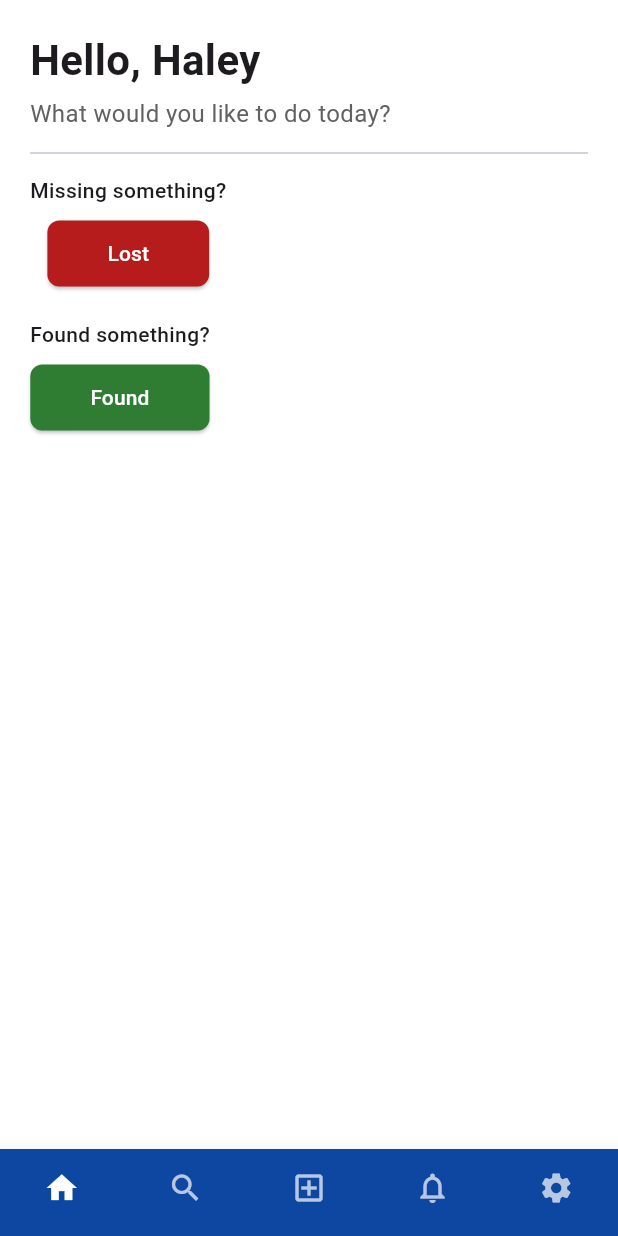
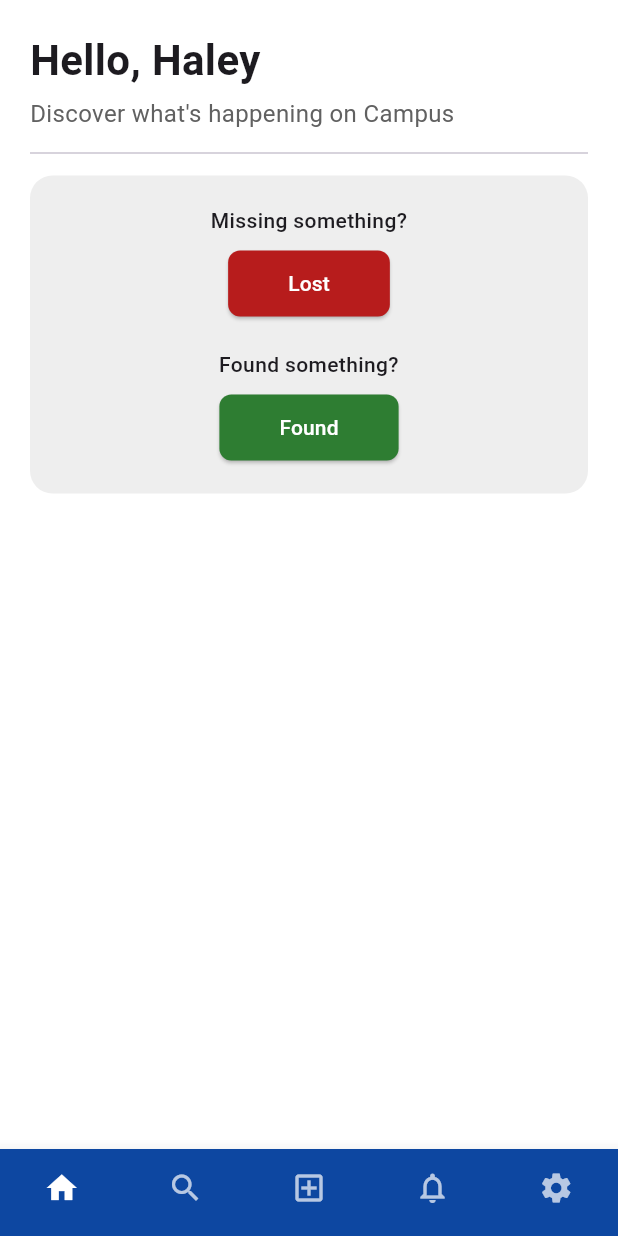
Before and after one commit to GaganSimran/LostNOMore, a Flutter app: the screen it shows after launch, on a phone screen of 412 x 824 dp. Run offline on Flutter 3.47's test engine with Material 3 defaults, Android fonts, the phone set to English and light mode, and no system bars.

```diff
--- a/nolostmorefrontend/lib/LoginScreens/home_screen.dart
+++ b/nolostmorefrontend/lib/LoginScreens/home_screen.dart
@@ -1,6 +1,6 @@
 import 'package:flutter/material.dart';
-import 'lost_screen.dart';   // Make sure this file has class LostScreen
-import 'found_screen.dart';  // Make sure this file has class FoundScreen
+import 'lost_screen.dart';
+import 'found_screen.dart';
 
 class HomeScreen extends StatelessWidget {
   final String username;
@@ -12,7 +12,6 @@ class HomeScreen extends StatelessWidget {
     return Scaffold(
       backgroundColor: Colors.white,
 
-      // Main Body
       body: SafeArea(
         child: Padding(
           padding: const EdgeInsets.all(20.0),
@@ -23,18 +22,25 @@ class HomeScreen extends StatelessWidget {
               Text(
                 "Hello, $username",
                 style: const TextStyle(
-                    fontSize: 28,
-                    fontWeight: FontWeight.bold
-                ),
+                    fontSize: 28, fontWeight: FontWeight.bold),
               ),
               const SizedBox(height: 4),
               Text(
-                "What would you like to do today?",
+                "Discover what's happening on Campus",
                 style: TextStyle(fontSize: 16, color: Colors.grey[700]),
               ),
               const Divider(height: 30),
 
-              // Action Buttons
+              // Grey Box containing Lost / Found
+              Container(
+                width: double.infinity,
+                padding: const EdgeInsets.all(20),
+                decoration: BoxDecoration(
+                  color: Colors.grey[200],
+                  borderRadius: BorderRadius.circular(15),
+                ),
+                child: Column(
+                  children: [
                     _buildActionButton(
                       context,
                       question: "Missing something?",
@@ -49,6 +55,9 @@ class HomeScreen extends StatelessWidget {
                       label: "Found",
                       color: Colors.green[800]!,
                       navigateTo: FoundScreen(),
+                    ),
+                  ],
+                ),
               ),
             ],
           ),
@@ -74,7 +83,6 @@ class HomeScreen extends StatelessWidget {
     );
   }
 
-  // Widget to build the action button
   Widget _buildActionButton(BuildContext context,
       {required String question,
         required String label,
@@ -82,7 +90,11 @@ class HomeScreen extends StatelessWidget {
         required Widget navigateTo}) {
     return Column(
       children: [
-        Text(question, style: const TextStyle(fontWeight: FontWeight.w500)),
+        Text(
+          question,
+          textAlign: TextAlign.center,  // Center the question
+          style: const TextStyle(fontWeight: FontWeight.w500),
+        ),
         const SizedBox(height: 8),
         ElevatedButton(
           onPressed: () {
```
Also changed, not shown: nolostmorefrontend/lib/LoginScreens/search_screen.dart (added). Lines whose indentation alone changed are shown as unchanged.
